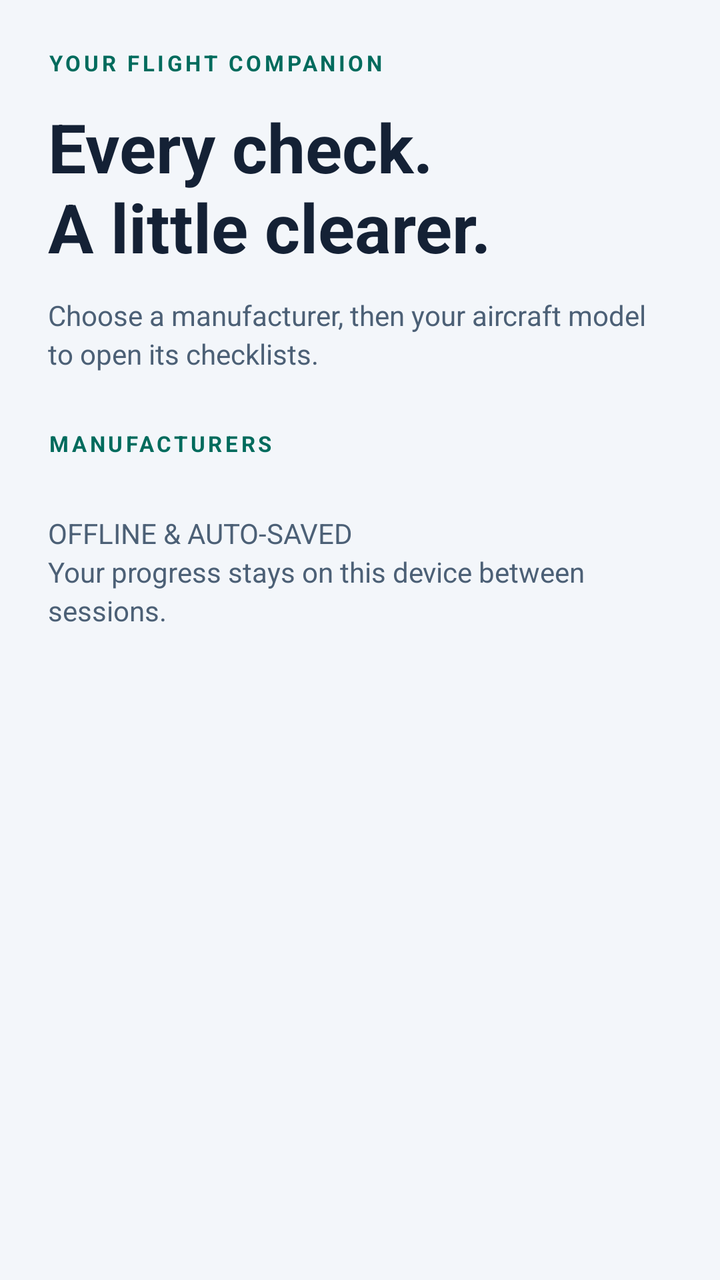
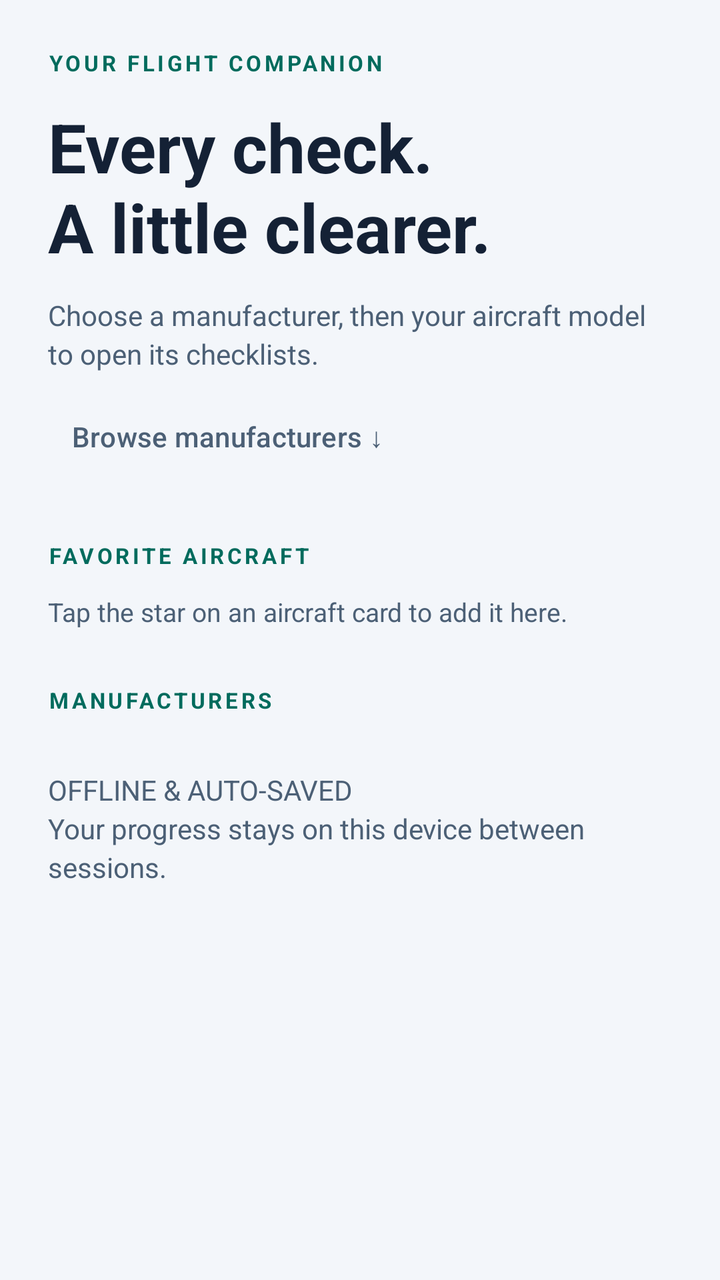

Screens rendered from an Android XML layout before and after an edit, with the pre-edit source and the edit as a unified diff.
<!-- AndroidManifest.xml: application theme Theme.Electricalchecklist -->
<!-- res/layout/screen_manufacturers.xml -->
<?xml version="1.0" encoding="utf-8"?>
<ScrollView xmlns:android="http://schemas.android.com/apk/res/android"
    android:id="@+id/page_scroll" android:layout_width="match_parent"
    android:layout_height="match_parent" android:fillViewport="true">
    <LinearLayout android:layout_width="match_parent" android:layout_height="wrap_content"
        android:orientation="vertical" android:padding="24dp">
        <TextView style="@style/Eyebrow" android:text="@string/flight_companion"/>
        <TextView style="@style/PageTitle" android:text="@string/home_title"/>
        <TextView style="@style/BodyText" android:text="@string/choose_manufacturer"/>
        <TextView style="@style/Eyebrow" android:layout_marginTop="28dp" android:text="@string/manufacturers_title"/>
        <LinearLayout android:id="@+id/manufacturer_rows" android:layout_width="match_parent"
            android:layout_height="wrap_content" android:orientation="vertical"/>
        <TextView style="@style/BodyText" android:layout_marginTop="28dp" android:text="@string/autosaved"/>
    </LinearLayout>
</ScrollView>
<!-- resources referenced by this layout -->
<resources>
  <string name="autosaved">OFFLINE &amp; AUTO-SAVED\nYour progress stays on this device between sessions.</string>
  <string name="choose_manufacturer">Choose a manufacturer, then your aircraft model to open its checklists.</string>
  <string name="flight_companion">YOUR FLIGHT COMPANION</string>
  <string name="home_title">Every check.\nA little clearer.</string>
  <string name="manufacturers_title">MANUFACTURERS</string>
  <style name="BodyText">
          <item name="android:layout_width">match_parent</item>
          <item name="android:layout_height">wrap_content</item>
          <item name="android:layout_marginTop">12dp</item>
          <item name="android:textSize">14sp</item>
          <item name="android:textColor">@color/muted</item>
          <item name="android:lineSpacingExtra">3dp</item>
      </style>
  <style name="Eyebrow">
          <item name="android:layout_width">match_parent</item>
          <item name="android:layout_height">wrap_content</item>
          <item name="android:textSize">11sp</item>
          <item name="android:textColor">@color/accent</item>
          <item name="android:letterSpacing">0.14</item>
          <item name="android:textStyle">bold</item>
      </style>
  <style name="PageTitle">
          <item name="android:layout_width">match_parent</item>
          <item name="android:layout_height">wrap_content</item>
          <item name="android:layout_marginTop">12dp</item>
          <item name="android:textSize">34sp</item>
          <item name="android:textColor">@color/ink</item>
          <item name="android:textStyle">bold</item>
          <item name="android:accessibilityHeading">true</item>
      </style>
  <style name="Theme.Electricalchecklist" parent="Base.Theme.Electricalchecklist" />
  <color name="muted">#4C6076</color>
  <color name="accent">#006B5D</color>
  <color name="ink">#142135</color>
  <style name="Base.Theme.Electricalchecklist" parent="Theme.Material3.DayNight.NoActionBar">
          <item name="colorPrimary">@color/accent</item>
          <item name="colorOnPrimary">@color/on_accent</item>
          <item name="colorSurface">@color/panel</item>
          <item name="colorOnSurface">@color/ink</item>
          <item name="android:windowLightStatusBar">true</item>
          <item name="android:windowLightNavigationBar">true</item>
          <item name="android:windowBackground">@color/app_background</item>
      </style>
  <color name="on_accent">#FFFFFF</color>
  <color name="panel">#FFFFFF</color>
  <color name="app_background">#F3F6FA</color>
</resources>

<!-- the commit's change to res/layout/screen_manufacturers.xml (unified diff, before → after) -->
@@ -7,7 +7,15 @@
         <TextView style="@style/Eyebrow" android:text="@string/flight_companion"/>
         <TextView style="@style/PageTitle" android:text="@string/home_title"/>
         <TextView style="@style/BodyText" android:text="@string/choose_manufacturer"/>
-        <TextView style="@style/Eyebrow" android:layout_marginTop="28dp" android:text="@string/manufacturers_title"/>
+        <com.google.android.material.button.MaterialButton android:id="@+id/browse_manufacturers_button" style="@style/TextAction" android:text="@string/browse_manufacturers" android:layout_marginTop="8dp"/>
+        <TextView style="@style/Eyebrow" android:layout_marginTop="28dp" android:text="@string/favorites_title"/>
+        <TextView android:id="@+id/favorites_empty" style="@style/BodyText" android:text="@string/favorites_empty" android:textSize="13sp"/>
+        <LinearLayout android:id="@+id/favorite_aircraft_rows" android:layout_width="match_parent" android:layout_height="wrap_content" android:orientation="vertical"/>
+        <LinearLayout android:id="@+id/recent_aircraft_section" android:layout_width="match_parent" android:layout_height="wrap_content" android:orientation="vertical" android:visibility="gone">
+            <TextView style="@style/Eyebrow" android:layout_marginTop="28dp" android:text="@string/recent_aircraft_title"/>
+            <LinearLayout android:id="@+id/recent_aircraft_rows" android:layout_width="match_parent" android:layout_height="wrap_content" android:orientation="vertical"/>
+        </LinearLayout>
+        <TextView android:id="@+id/manufacturers_heading" style="@style/Eyebrow" android:layout_marginTop="28dp" android:text="@string/manufacturers_title"/>
         <LinearLayout android:id="@+id/manufacturer_rows" android:layout_width="match_parent"
             android:layout_height="wrap_content" android:orientation="vertical"/>
         <TextView style="@style/BodyText" android:layout_marginTop="28dp" android:text="@string/autosaved"/>
<!-- resource entries referenced after the edit -->
@@ -1,10 +1,14 @@
 <!-- resources referenced by this layout -->
 <resources>
   <string name="autosaved">OFFLINE &amp; AUTO-SAVED\nYour progress stays on this device between sessions.</string>
+  <string name="browse_manufacturers">Browse manufacturers ↓</string>
   <string name="choose_manufacturer">Choose a manufacturer, then your aircraft model to open its checklists.</string>
+  <string name="favorites_empty">Tap the star on an aircraft card to add it here.</string>
+  <string name="favorites_title">FAVORITE AIRCRAFT</string>
   <string name="flight_companion">YOUR FLIGHT COMPANION</string>
   <string name="home_title">Every check.\nA little clearer.</string>
   <string name="manufacturers_title">MANUFACTURERS</string>
+  <string name="recent_aircraft_title">RECENT AIRCRAFT</string>
   <style name="BodyText">
           <item name="android:layout_width">match_parent</item>
           <item name="android:layout_height">wrap_content</item>
@@ -30,6 +34,14 @@
           <item name="android:textStyle">bold</item>
           <item name="android:accessibilityHeading">true</item>
       </style>
+  <style name="TextAction" parent="Widget.Material3.Button.TextButton">
+          <item name="android:layout_width">wrap_content</item>
+          <item name="android:layout_height">wrap_content</item>
+          <item name="android:minHeight">48dp</item>
+          <item name="android:textAllCaps">false</item>
+          <item name="android:textColor">@color/muted</item>
+          <item name="android:textSize">14sp</item>
+      </style>
   <style name="Theme.Electricalchecklist" parent="Base.Theme.Electricalchecklist" />
   <color name="muted">#4C6076</color>
   <color name="accent">#006B5D</color>
@@ -42,9 +54,16 @@
           <item name="android:windowLightStatusBar">true</item>
           <item name="android:windowLightNavigationBar">true</item>
           <item name="android:windowBackground">@color/app_background</item>
+          <item name="android:windowAnimationStyle">@style/PageWindowAnimations</item>
       </style>
   <color name="on_accent">#FFFFFF</color>
   <color name="panel">#FFFFFF</color>
   <color name="app_background">#F3F6FA</color>
+  <style name="PageWindowAnimations" parent="@android:style/Animation.Activity">
+          <item name="android:activityOpenEnterAnimation">@anim/page_forward_enter</item>
+          <item name="android:activityOpenExitAnimation">@anim/page_forward_exit</item>
+          <item name="android:activityCloseEnterAnimation">@anim/page_back_enter</item>
+          <item name="android:activityCloseExitAnimation">@anim/page_back_exit</item>
+      </style>
 </resources>
 
